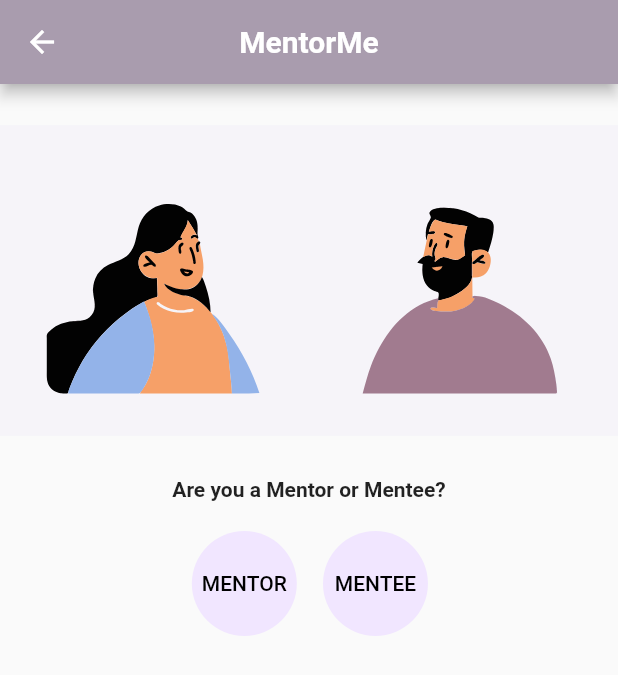
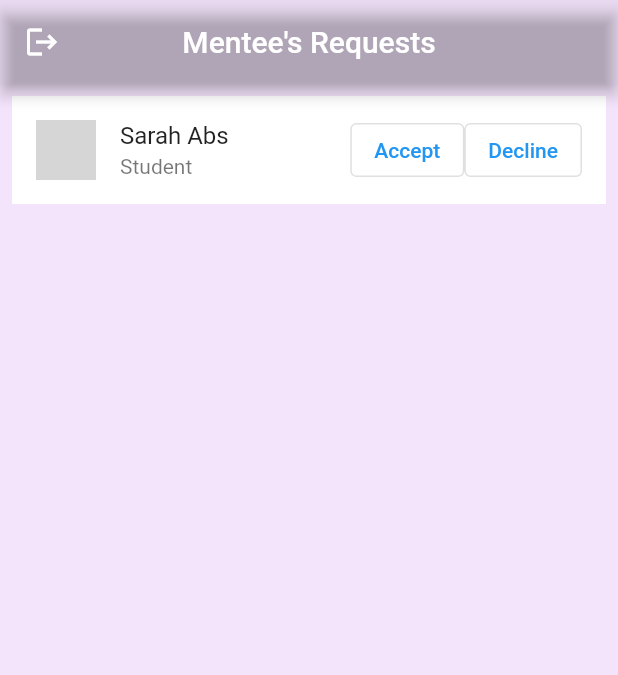
Before and after one commit to laexxtia/flutterkick, a Flutter app: the MoM screen opened directly, after a tap on "MENTOR", on a phone screen of 412 x 824 dp. Shown: the top 675 px of the screen. Run offline on Flutter 3.47's test engine with Material 2 defaults, Android fonts, the phone set to English and light mode, and no system bars; our stand-ins replace flutter_styled_toast, flutter_svg, google_fonts, shared_preferences, syncfusion_flutter_calendar; accounts and stored records are empty; network calls fail; grey boxes are pictures that could not be loaded.

Commit message:
Added Mentor's page and its a match text
Added Mentor's page and its a match text

```diff
--- a/lib/main.dart
+++ b/lib/main.dart
@@ -1,6 +1,5 @@
 import 'package:flutter/material.dart';
 import 'package:flutter_project/page/Welcome/welcome_screen.dart';
-import 'package:flutter_project/page/login_signup.dart';
 import 'constants.dart';
 import 'page/card_provider.dart';
 import 'package:provider/provider.dart';
--- a/lib/model/mentor_user.dart
+++ b/lib/model/mentor_user.dart
@@ -5,6 +5,7 @@ class User {
   String? profilePic;
   String? industry;
   String? gender;
+  String? status;
 
   User({
     required this.id,
@@ -13,10 +14,11 @@ class User {
     required this.profilePic,
     required this.industry,
     required this.gender,
+    required this.status,
   });
 
   User.fromJson(Map<String, dynamic> json) : id = json['id'], name = json['name'], position = json['position'],
-        profilePic = json['profilePic'], industry = json['industry'], gender = json['gender'];
+        profilePic = json['profilePic'], industry = json['industry'], gender = json['gender'], status = json['status'];
 
   Map toJson() => {
     'id': id,
@@ -25,5 +27,6 @@ class User {
     'profilePic': profilePic,
     'industry': industry,
     'gender': gender,
+    'status': status,
   };
 }
--- a/lib/page/main_cards.dart
+++ b/lib/page/main_cards.dart
@@ -6,6 +6,8 @@ import 'package:flutter_project/page/profile_screen.dart';
 import 'dart:math';
 import 'package:provider/provider.dart';
 import '../model/mentor_user.dart';
+import '../model/user.dart';
+import '../utils/user_preferences.dart';
 import 'card_provider.dart';
 import 'package:shared_preferences/shared_preferences.dart';
 
@@ -179,6 +181,7 @@ class _MainPageState extends State<MainPage> {
             id: user.id.toString(),
             name: user.name.toString(),
             position: user.position.toString(),
+            status: user.status.toString(),
             urlImage: user.profilePic.toString(),
             gender: user.gender.toString(),
             isFront: userDetails.last == user,
@@ -196,6 +199,7 @@ class MentorCard extends StatefulWidget {
   final String name;
   final String gender;
   final String position;
+  final String status;
   final bool isFront;
   final Function(User user) setData;
   final List<String> namesList;
@@ -206,6 +210,7 @@ class MentorCard extends StatefulWidget {
     required this.name,
     required this.gender,
     required this.position,
+    required this.status,
     required this.isFront,
     required this.setData,
     required this.namesList,
--- /dev/null
+++ b/lib/page/mentor_page.dart
@@ -0,0 +1,120 @@
+import 'package:flutter/cupertino.dart';
+import 'package:flutter/material.dart';
+import 'package:flutter_project/page/Welcome/welcome_screen.dart';
+import 'package:flutter_styled_toast/flutter_styled_toast.dart';
+
+import '../constants.dart';
+import '../model/user.dart';
+import '../utils/user_preferences.dart';
+
+class Mentor_Page extends StatefulWidget {
+  final bool acceptStatus;
+  const Mentor_Page({Key? key, required this.acceptStatus}) : super(key: key);
+
+  @override
+  State<Mentor_Page> createState() => _Mentor_PageState(acceptStatus);
+}
+
+class _Mentor_PageState extends State<Mentor_Page> {
+
+  _Mentor_PageState(acceptStatus);
+
+  @override
+  Widget build(BuildContext context) {
+    Mentee user = UserPreferences.myUser;
+
+    void customToast(String message, BuildContext context) {
+      showToast(
+          message,
+          textStyle: TextStyle(
+              fontSize: 24,
+              wordSpacing: 0.1,
+              color: Colors.white,
+              fontWeight: FontWeight.bold),
+          textPadding: EdgeInsets.all(23),
+          fullWidth: false,
+          toastHorizontalMargin: 5,
+          borderRadius: BorderRadius.circular(15),
+          backgroundColor: Colors.tealAccent,
+          alignment: Alignment.bottomLeft,
+          position: StyledToastPosition.top,
+          animation: StyledToastAnimation.slideToBottomFade,
+          duration: Duration(seconds: 2),
+          context: context);
+    }
+
+    return Scaffold(
+        appBar: AppBar(
+          automaticallyImplyLeading: false,
+          centerTitle: true,
+          title: Text("Mentee's Requests"),
+          backgroundColor: Colors.transparent,
+          leading: IconButton(
+            icon: Icon(Icons.logout),
+            onPressed: () {
+              Navigator.push(
+                context,
+                MaterialPageRoute(
+                  builder: (context) {
+                    return WelcomeScreen();
+                  },
+                ),
+              );
+            },
+          ),
+        ),
+      backgroundColor: const Color(0xfff3e3fb),
+      body: Container(
+        child: Column(
+          children: [
+            Scrollbar(
+              thumbVisibility: true,
+              thickness: 10, //width of scrollbar
+              radius: Radius.circular(20), //corner radius of scrollbar
+              child: SingleChildScrollView(
+                child:  SizedBox(
+                  height: 650,
+                  child: ListView.builder(
+                    padding: const EdgeInsets.all(8),
+                    itemCount: 1,
+                    itemBuilder: (BuildContext context, int index) {
+                      if (widget.acceptStatus == false) {
+                        return ListTile(
+                          tileColor: Colors.white,
+                          title: Text(user.name),
+                          subtitle: Text("Student"),
+                          leading: CircleAvatar(backgroundImage: NetworkImage(user.imagePath)),
+                          trailing: Wrap(
+                            children: [
+                            OutlinedButton(
+                              onPressed: () {
+                                customToast("It's a Match!", context);
+                                Navigator.push(
+                                  context,
+                                  MaterialPageRoute(
+                                    builder: (context) {
+                                      return Mentor_Page(acceptStatus: true);
+                                    },
+                                  ),
+                                );
+                              },
+                              child: Text("Accept")),
+                            OutlinedButton(
+                              onPressed: () {
+                              },
+                              child: Text("Decline")),
+                            ],
+                          )
+                        );
+                      }
+                    },
+                  ),
+                ),
+              ),
+            ),
+          ],
+        ),
+      ),
+    );
+  }
+}
--- a/lib/page/mentormentee.dart
+++ b/lib/page/mentormentee.dart
@@ -1,64 +1,9 @@
 import 'package:flutter/material.dart';
-import 'package:flutter_project/page/main_cards.dart';
 import 'package:flutter_project/page/edit_profile_page.dart';
-import 'package:flutter_project/page/test_profile_page.dart';
 import 'package:flutter_svg/svg.dart';
 import 'package:google_fonts/google_fonts.dart';
-import '../components/background.dart';
 import '../constants.dart';
-import '../main.dart';
-import '../responsive.dart';
-
-// class MoM extends StatelessWidget {
-//   const MoM({Key? key}) : super(key: key);
-
-  // @override
-  // Widget build(BuildContext context) {
-  //   return Background(
-  //     child: SingleChildScrollView(
-  //       child: Row(
-  //             children: [
-  //               Expanded(
-  //                 child: Column(
-  //                   children: [
-  //                     SizedBox(height: defaultPadding),
-  //                     Row(
-  //                       children: [
-  //                         const Spacer(),
-  //                         Expanded(
-  //                           flex: 8,
-  //                           child: SvgPicture.asset("assets/icons/mentee_mentor.svg"),
-  //                         ),
-  //                         const Spacer(),
-  //                       ],
-  //                     ),
-  //                   ],
-  //                 ),
-  //               ),
-  //             ],
-  //           ),
-  //         ),
-  //       );
-  //     //         Expanded(
-  //     //           child: Column(
-  //     //             mainAxisAlignment: MainAxisAlignment.center,
-  //     //             children: const [
-  //     //               // SizedBox(
-  //     //               //   width: 450,
-  //     //               //   child: SignUpForm(),
-  //     //               // ),
-  //     //               SizedBox(height: defaultPadding / 2),
-  //     //               // SocalSignUp()
-  //     //             ],
-  //     //           ),
-  //     //         )
-  //     //       ],
-  //     //     ),
-  //     //   ),
-  //     // );
-//   }
-// }
-
+import 'mentor_page.dart';
 
 class MoM extends StatefulWidget {
   const MoM({Key? key}) : super(key: key);
@@ -91,7 +36,7 @@ class _MoMState extends State<MoM> {
             ),
             Text("Are you a Mentor or Mentee?", style: TextStyle(fontWeight: FontWeight.bold),),
             SizedBox(height: 20),
-            new Row(
+            Row(
               crossAxisAlignment: CrossAxisAlignment.center,
               mainAxisAlignment: MainAxisAlignment.center,
               children: [
@@ -101,7 +46,7 @@ class _MoMState extends State<MoM> {
                       context,
                       MaterialPageRoute(
                         builder: (context) {
-                          return MoM();
+                          return Mentor_Page(acceptStatus: false);
                         },
                       ),
                     );
@@ -131,39 +76,6 @@ class _MoMState extends State<MoM> {
                     style: TextStyle(color: Colors.black),
                   ),
                 ),
-                // OutlinedButton(
-                //   style: OutlinedButton.styleFrom(
-                //     shape: StadiumBorder(),
-                //     side: BorderSide(
-                //         width: 2,
-                //         color: Colors.black
-                //     ),
-                //   ),
-                //   onPressed: () {
-                //     Navigator.push(
-                //       context,
-                //       MaterialPageRoute(builder: (context) =>  EditProfilePage()),
-                //     );
-                //   },
-                //   child: Text(' Mentor'),
-                // ),
-                //
-                // OutlinedButton(
-                //   style: OutlinedButton.styleFrom(
-                //     shape: StadiumBorder(),
-                //     side: BorderSide(
-                //         width: 2,
-                //         color: Colors.black
-                //     ),
-                //   ),
-                //   onPressed: () {
-                //     Navigator.push(
-                //       context,
-                //       MaterialPageRoute(builder: (context) => EditProfilePage()),
-                //     );
-                //   },
-                //   child: Text('Mentee'),
-                // ),
               ],
             ),
             SizedBox(height: 400),
--- a/lib/utils/user_preferences.dart
+++ b/lib/utils/user_preferences.dart
@@ -8,7 +8,7 @@ class UserPreferences {
     name: 'Sarah Abs',
     email: 'sarah.abs@gmail.com',
     about:
-        'Certified Personal Trainer and Nutritionist with years of experience in creating effective diets and training plans focused on achieving individual customers goals in a smooth way.',
+        'Looking for mentorship in Software Engineering field',
     isDarkMode: false,
   );
 }
```
Also changed, not shown: lib/page/Login/components/login_form.dart (+14 -13 lines), lib/page/card_provider.dart (+14 -7 lines), lib/page/curr_user_profile_screen.dart (+14 -1 lines), lib/page/login_signup.dart (deleted, +0 -97 lines), lib/page/past_matches.dart (+9 -6 lines), flutter_01.png.
